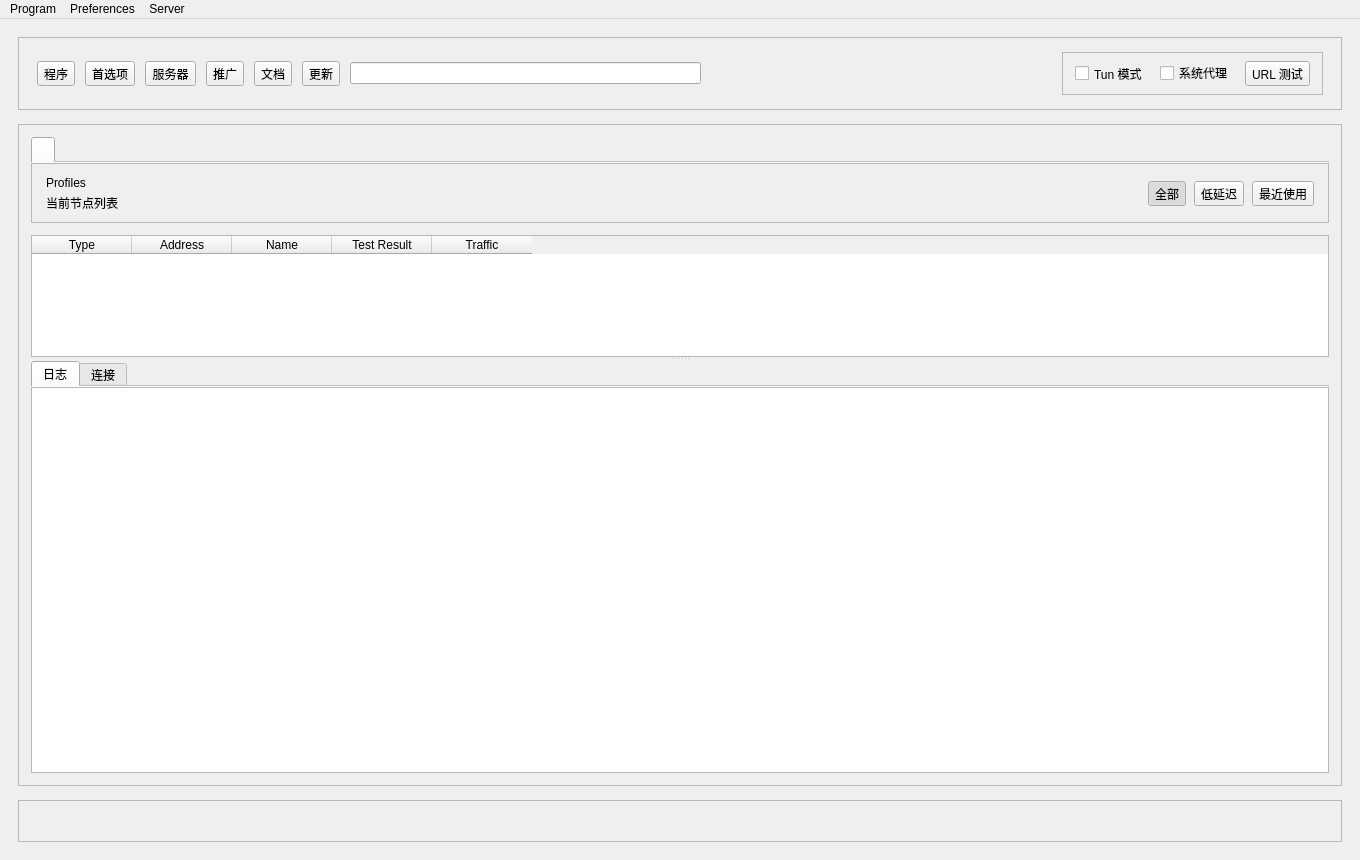
Qt form ui/mainwindow.ui (yusuijiang01-orz/nekoray) before a commit.
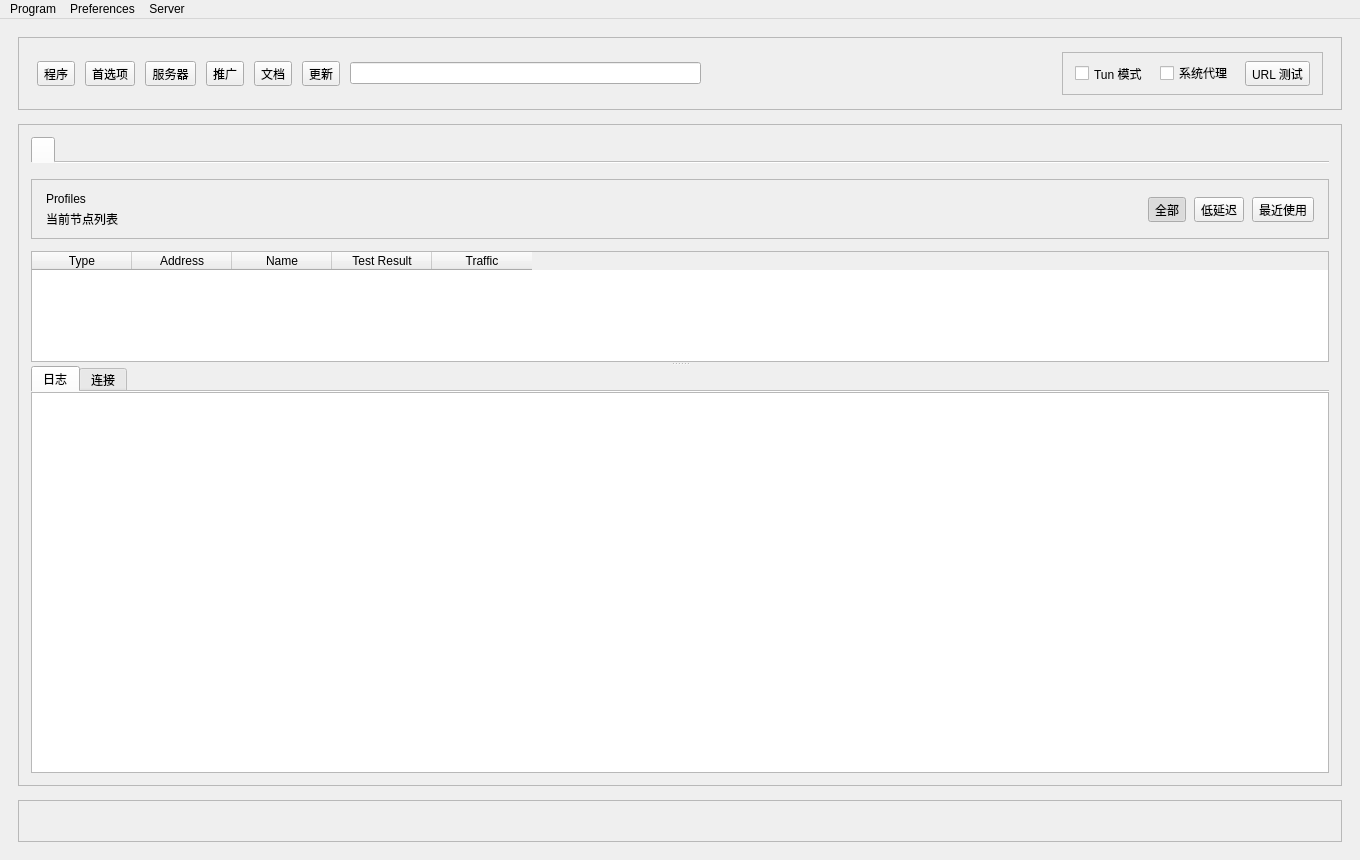
The same form after that commit. Icons and pictures are not drawn. Custom widgets are drawn as their Qt base class.

```diff
--- a/ui/mainwindow.ui
+++ b/ui/mainwindow.ui
@@ -307,6 +307,24 @@
          <property name="orientation">
           <enum>Qt::Vertical</enum>
          </property>
+          <widget class="QWidget" name="workspaceShell">
+           <layout class="QVBoxLayout" name="workspaceShellLayout">
+            <property name="spacing">
+             <number>12</number>
+            </property>
+            <property name="leftMargin">
+             <number>0</number>
+            </property>
+            <property name="topMargin">
+             <number>0</number>
+            </property>
+            <property name="rightMargin">
+             <number>0</number>
+            </property>
+            <property name="bottomMargin">
+             <number>0</number>
+            </property>
+            <item>
           <widget class="QTabWidget" name="tabWidget">
           <property name="currentIndex">
            <number>0</number>
@@ -324,22 +342,9 @@
          <attribute name="title">
           <string/>
          </attribute>
-         <layout class="QVBoxLayout" name="workspaceTabLayout">
-          <property name="spacing">
-           <number>12</number>
-          </property>
-          <property name="leftMargin">
-           <number>0</number>
-          </property>
-          <property name="topMargin">
-           <number>0</number>
-          </property>
-          <property name="rightMargin">
-           <number>0</number>
-          </property>
-          <property name="bottomMargin">
-           <number>0</number>
-          </property>
+        </widget>
+         </widget>
+        </item>
           <item>
            <widget class="QFrame" name="workspaceHeaderPanel">
             <property name="frameShape">
@@ -507,7 +512,6 @@
            </widget>
           </item>
          </layout>
-        </widget>
          </widget>
           <widget class="QWidget" name="aaaaaaaaaaaaaaaaaa">
         <layout class="QHBoxLayout" name="logsWorkspaceLayout" stretch="4,1">
```
Lines whose indentation alone changed are shown as unchanged.
